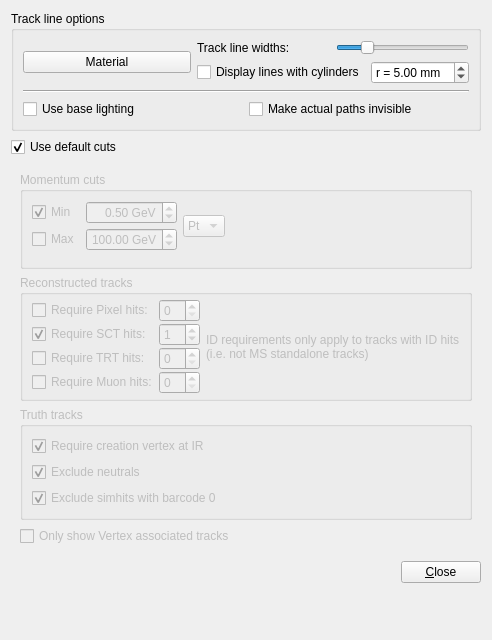
First picture: the form in graphics/VP1/VP1Systems/VP1TrackSystems/src/pertrackcollectionsettings_form.ui, repository rolandjansky/athena, before the edit.
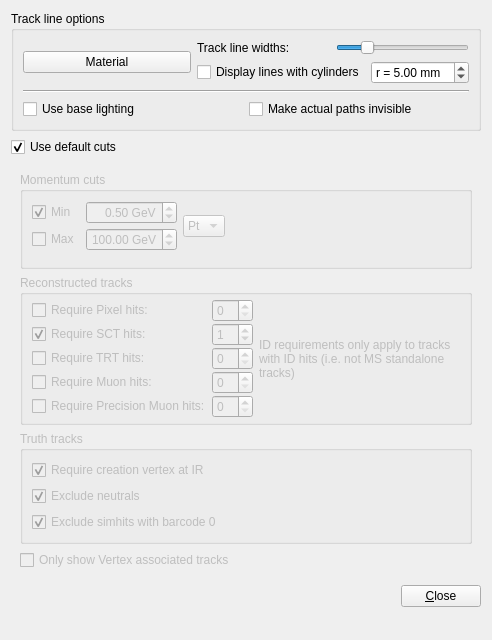
Second picture: the form after the edit. Custom widgets are drawn as their Qt base class.

```diff
--- a/graphics/VP1/VP1Systems/VP1TrackSystems/src/pertrackcollectionsettings_form.ui
+++ b/graphics/VP1/VP1Systems/VP1TrackSystems/src/pertrackcollectionsettings_form.ui
@@ -322,6 +322,9 @@
              </property>
             </widget>
            </item>
+           <item row="4" column="1">
+            <widget class="QSpinBox" name="spinBox_cut_nhits_muon"/>
+           </item>
            <item row="3" column="1">
             <widget class="QSpinBox" name="spinBox_cut_nhits_trt"/>
            </item>
@@ -332,8 +335,15 @@
              </property>
             </widget>
            </item>
-           <item row="4" column="1">
-            <widget class="QSpinBox" name="spinBox_cut_nhits_muon"/>
+           <item row="5" column="0">
+            <widget class="QCheckBox" name="checkBox_cut_nprecisionhits_muon">
+             <property name="text">
+              <string>Require Precision Muon hits:</string>
+             </property>
+            </widget>
+           </item>
+           <item row="5" column="1">
+            <widget class="QSpinBox" name="spinBox_cut_nprecisionhits_muon"/>
            </item>
           </layout>
          </item>
```
